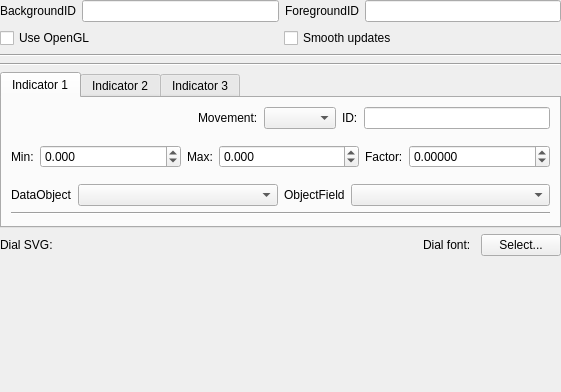
FlyTheThings/raspberrypilot, file ground/openpilotgcs/src/plugins/dial/dialgadgetoptionspage.ui: the form before one commit.
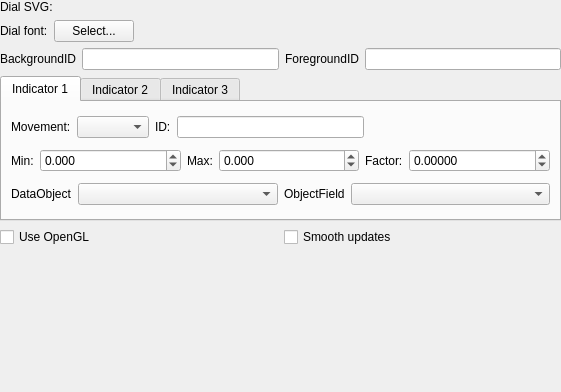
The form after the commit. Custom widgets are drawn as their Qt base class.

The edit to the form file:
```diff
--- a/ground/openpilotgcs/src/plugins/dial/dialgadgetoptionspage.ui
+++ b/ground/openpilotgcs/src/plugins/dial/dialgadgetoptionspage.ui
@@ -47,6 +47,82 @@
        <property name="margin">
         <number>0</number>
        </property>
+       <item>
+        <layout class="QHBoxLayout" name="horizontalLayout" stretch="0,0">
+         <property name="spacing">
+          <number>6</number>
+         </property>
+         <property name="sizeConstraint">
+          <enum>QLayout::SetMaximumSize</enum>
+         </property>
+         <property name="bottomMargin">
+          <number>0</number>
+         </property>
+         <item>
+          <widget class="QLabel" name="label">
+           <property name="sizePolicy">
+            <sizepolicy hsizetype="Minimum" vsizetype="Preferred">
+             <horstretch>0</horstretch>
+             <verstretch>0</verstretch>
+            </sizepolicy>
+           </property>
+           <property name="text">
+            <string>Dial SVG: </string>
+           </property>
+          </widget>
+         </item>
+         <item>
+          <widget class="Utils::PathChooser" name="svgSourceFile" native="true">
+           <property name="sizePolicy">
+            <sizepolicy hsizetype="MinimumExpanding" vsizetype="Preferred">
+             <horstretch>0</horstretch>
+             <verstretch>0</verstretch>
+            </sizepolicy>
+           </property>
+          </widget>
+         </item>
+        </layout>
+       </item>
+       <item>
+        <layout class="QHBoxLayout" name="horizontalLayout_13">
+         <property name="bottomMargin">
+          <number>0</number>
+         </property>
+         <item>
+          <widget class="QLabel" name="label_28">
+           <property name="sizePolicy">
+            <sizepolicy hsizetype="Minimum" vsizetype="Preferred">
+             <horstretch>0</horstretch>
+             <verstretch>0</verstretch>
+            </sizepolicy>
+           </property>
+           <property name="text">
+            <string>Dial font:</string>
+           </property>
+          </widget>
+         </item>
+         <item>
+          <widget class="QPushButton" name="fontPicker">
+           <property name="text">
+            <string>Select...</string>
+           </property>
+          </widget>
+         </item>
+         <item>
+          <spacer name="horizontalSpacer_4">
+           <property name="orientation">
+            <enum>Qt::Horizontal</enum>
+           </property>
+           <property name="sizeHint" stdset="0">
+            <size>
+             <width>40</width>
+             <height>20</height>
+            </size>
+           </property>
+          </spacer>
+         </item>
+        </layout>
+       </item>
        <item>
         <layout class="QHBoxLayout" name="horizontalLayout_2">
          <item>
@@ -79,44 +155,6 @@
          </item>
         </layout>
        </item>
-       <item>
-        <layout class="QHBoxLayout" name="horizontalLayout_12">
-         <item>
-          <widget class="QCheckBox" name="useOpenGL">
-           <property name="toolTip">
-            <string>Use OpenGL for rendering. Will lower CPU usage, depending on the capabilities of your graphics card, but might slightly alter the look &amp; feel of the dial.</string>
-           </property>
-           <property name="text">
-            <string>Use OpenGL</string>
-           </property>
-          </widget>
-         </item>
-         <item>
-          <widget class="QCheckBox" name="smoothUpdates">
-           <property name="toolTip">
-            <string>When checked, the Dial plugin will make needle moves smoother by simulating inertia.</string>
-           </property>
-           <property name="text">
-            <string>Smooth updates</string>
-           </property>
-          </widget>
-         </item>
-        </layout>
-       </item>
-       <item>
-        <widget class="Line" name="line">
-         <property name="orientation">
-          <enum>Qt::Horizontal</enum>
-         </property>
-        </widget>
-       </item>
-       <item>
-        <widget class="Line" name="line_3">
-         <property name="orientation">
-          <enum>Qt::Horizontal</enum>
-         </property>
-        </widget>
-       </item>
        <item>
         <widget class="QTabWidget" name="tabWidget">
          <property name="sizePolicy">
@@ -135,19 +173,6 @@
           <layout class="QVBoxLayout" name="verticalLayout_3">
            <item>
             <layout class="QHBoxLayout" name="horizontalLayout_5">
-             <item>
-              <spacer name="horizontalSpacer">
-               <property name="orientation">
-                <enum>Qt::Horizontal</enum>
-               </property>
-               <property name="sizeHint" stdset="0">
-                <size>
-                 <width>40</width>
-                 <height>20</height>
-                </size>
-               </property>
-              </spacer>
-             </item>
              <item>
               <widget class="QLabel" name="label_12">
                <property name="text">
@@ -190,12 +215,25 @@
                </property>
               </widget>
              </item>
+             <item>
+              <spacer name="horizontalSpacer">
+               <property name="orientation">
+                <enum>Qt::Horizontal</enum>
+               </property>
+               <property name="sizeHint" stdset="0">
+                <size>
+                 <width>40</width>
+                 <height>20</height>
+                </size>
+               </property>
+              </spacer>
+             </item>
             </layout>
            </item>
            <item>
             <layout class="QHBoxLayout" name="horizontalLayout_3">
              <property name="topMargin">
-              <number>10</number>
+              <number>0</number>
              </property>
              <item>
               <widget class="QLabel" name="label_6">
@@ -280,7 +318,7 @@
            <item>
             <layout class="QHBoxLayout" name="horizontalLayout_4">
              <property name="topMargin">
-              <number>10</number>
+              <number>0</number>
              </property>
              <item>
               <widget class="QLabel" name="label_8">
@@ -318,13 +356,6 @@
              </item>
             </layout>
            </item>
-           <item>
-            <widget class="Line" name="line_2">
-             <property name="orientation">
-              <enum>Qt::Horizontal</enum>
-             </property>
-            </widget>
-           </item>
           </layout>
          </widget>
          <widget class="QWidget" name="tab_2">
@@ -334,19 +365,6 @@
           <layout class="QVBoxLayout" name="verticalLayout_6">
            <item>
             <layout class="QHBoxLayout" name="horizontalLayout_6">
-             <item>
-              <spacer name="horizontalSpacer_2">
-               <property name="orientation">
-                <enum>Qt::Horizontal</enum>
-               </property>
-               <property name="sizeHint" stdset="0">
-                <size>
-                 <width>40</width>
-                 <height>20</height>
-                </size>
-               </property>
-              </spacer>
-             </item>
              <item>
               <widget class="QLabel" name="label_13">
                <property name="text">
@@ -374,12 +392,25 @@
                </property>
               </widget>
              </item>
+             <item>
+              <spacer name="horizontalSpacer_2">
+               <property name="orientation">
+                <enum>Qt::Horizontal</enum>
+               </property>
+               <property name="sizeHint" stdset="0">
+                <size>
+                 <width>40</width>
+                 <height>20</height>
+                </size>
+               </property>
+              </spacer>
+             </item>
             </layout>
            </item>
            <item>
             <layout class="QHBoxLayout" name="horizontalLayout_7">
              <property name="topMargin">
-              <number>10</number>
+              <number>0</number>
              </property>
              <item>
               <widget class="QLabel" name="label_18">
@@ -464,7 +495,7 @@
            <item>
             <layout class="QHBoxLayout" name="horizontalLayout_8">
              <property name="topMargin">
-              <number>10</number>
+              <number>0</number>
              </property>
              <item>
               <widget class="QLabel" name="label_20">
@@ -502,13 +533,6 @@
              </item>
             </layout>
            </item>
-           <item>
-            <widget class="Line" name="line_4">
-             <property name="orientation">
-              <enum>Qt::Horizontal</enum>
-             </property>
-            </widget>
-           </item>
           </layout>
          </widget>
          <widget class="QWidget" name="tab_3">
@@ -518,19 +542,6 @@
           <layout class="QVBoxLayout" name="verticalLayout_7">
            <item>
             <layout class="QHBoxLayout" name="horizontalLayout_9">
-             <item>
-              <spacer name="horizontalSpacer_3">
-               <property name="orientation">
-                <enum>Qt::Horizontal</enum>
-               </property>
-               <property name="sizeHint" stdset="0">
-                <size>
-                 <width>40</width>
-                 <height>20</height>
-                </size>
-               </property>
-              </spacer>
-             </item>
              <item>
               <widget class="QLabel" name="label_14">
                <property name="text">
@@ -558,12 +569,25 @@
                </property>
               </widget>
              </item>
+             <item>
+              <spacer name="horizontalSpacer_3">
+               <property name="orientation">
+                <enum>Qt::Horizontal</enum>
+               </property>
+               <property name="sizeHint" stdset="0">
+                <size>
+                 <width>40</width>
+                 <height>20</height>
+                </size>
+               </property>
+              </spacer>
+             </item>
             </layout>
            </item>
            <item>
             <layout class="QHBoxLayout" name="horizontalLayout_10">
              <property name="topMargin">
-              <number>10</number>
+              <number>0</number>
              </property>
              <item>
               <widget class="QLabel" name="label_24">
@@ -648,7 +672,7 @@
            <item>
             <layout class="QHBoxLayout" name="horizontalLayout_11">
              <property name="topMargin">
-              <number>10</number>
+              <number>0</number>
              </property>
              <item>
               <widget class="QLabel" name="label_26">
@@ -686,68 +710,29 @@
              </item>
             </layout>
            </item>
-           <item>
-            <widget class="Line" name="line_6">
-             <property name="orientation">
-              <enum>Qt::Horizontal</enum>
-             </property>
-            </widget>
-           </item>
           </layout>
          </widget>
         </widget>
        </item>
        <item>
-        <layout class="QHBoxLayout" name="horizontalLayout" stretch="0,0,0,0">
-         <property name="spacing">
-          <number>10</number>
-         </property>
-         <property name="sizeConstraint">
-          <enum>QLayout::SetMaximumSize</enum>
-         </property>
-         <property name="bottomMargin">
-          <number>10</number>
-         </property>
+        <layout class="QHBoxLayout" name="horizontalLayout_12">
          <item>
-          <widget class="QLabel" name="label">
-           <property name="sizePolicy">
-            <sizepolicy hsizetype="Minimum" vsizetype="Preferred">
-             <horstretch>0</horstretch>
-             <verstretch>0</verstretch>
-            </sizepolicy>
+          <widget class="QCheckBox" name="useOpenGL">
+           <property name="toolTip">
+            <string>Use OpenGL for rendering. Will lower CPU usage, depending on the capabilities of your graphics card, but might slightly alter the look &amp; feel of the dial.</string>
            </property>
            <property name="text">
-            <string>Dial SVG: </string>
+            <string>Use OpenGL</string>
            </property>
           </widget>
          </item>
          <item>
-          <widget class="Utils::PathChooser" name="svgSourceFile" native="true">
-           <property name="sizePolicy">
-            <sizepolicy hsizetype="MinimumExpanding" vsizetype="Preferred">
-             <horstretch>0</horstretch>
-             <verstretch>0</verstretch>
-            </sizepolicy>
+          <widget class="QCheckBox" name="smoothUpdates">
+           <property name="toolTip">
+            <string>When checked, the Dial plugin will make needle moves smoother by simulating inertia.</string>
            </property>
-          </widget>
-         </item>
-         <item>
-          <widget class="QLabel" name="label_28">
-           <property name="sizePolicy">
-            <sizepolicy hsizetype="Minimum" vsizetype="Preferred">
-             <horstretch>0</horstretch>
-             <verstretch>0</verstretch>
-            </sizepolicy>
-           </property>
            <property name="text">
-            <string>Dial font:</string>
-           </property>
-          </widget>
-         </item>
-         <item>
-          <widget class="QPushButton" name="fontPicker">
-           <property name="text">
-            <string>Select...</string>
+            <string>Smooth updates</string>
            </property>
           </widget>
          </item>
```
